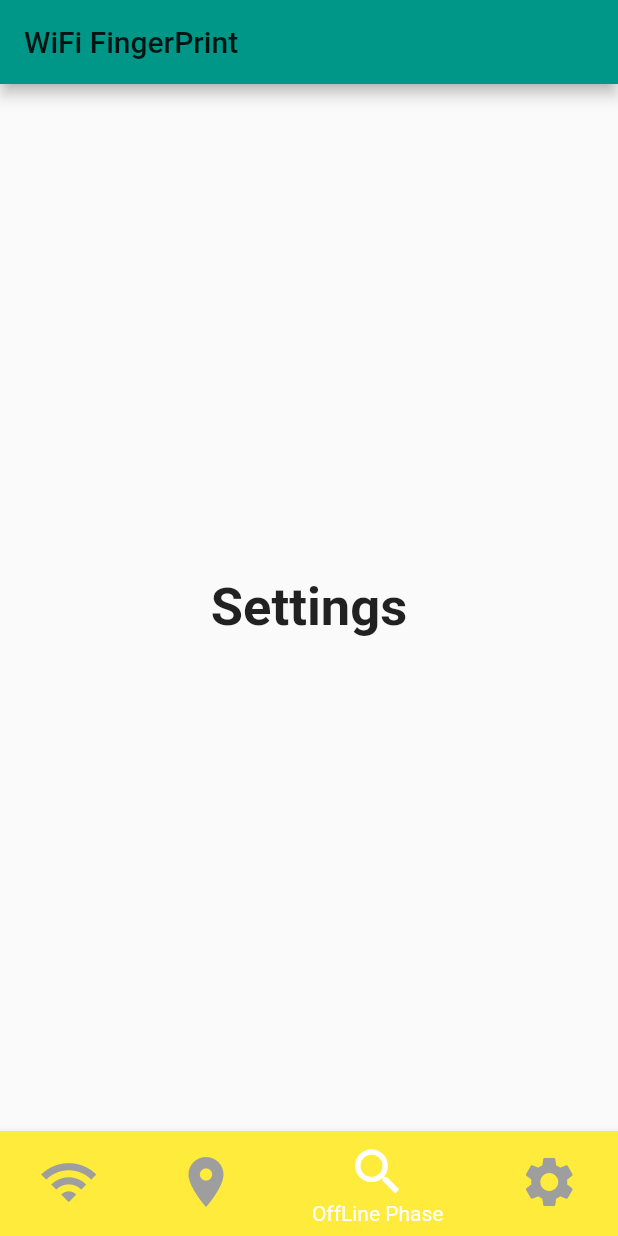
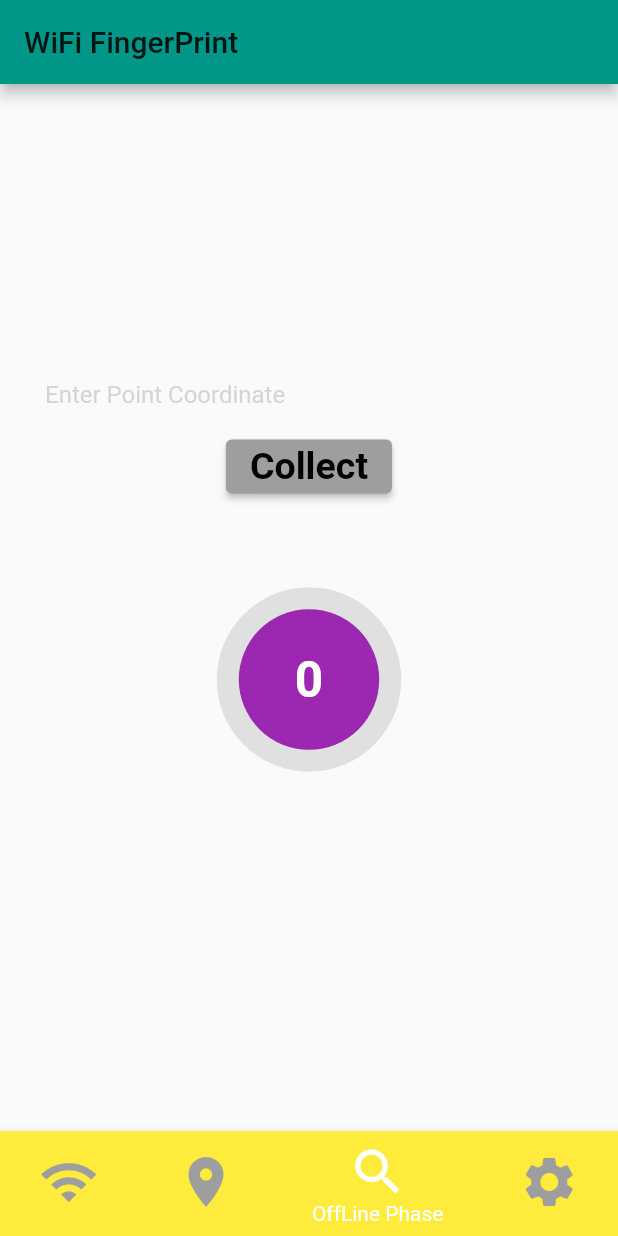
Before and after one commit to zeinab-sheikhi/wifi-fingerprint-positioning-frontend, a Flutter app: the screen it shows after launch, item 3 of the bottom bar chosen, on a phone screen of 412 x 824 dp. Run offline on Flutter 3.47's test engine with Material 2 defaults, Android fonts, the phone set to English and light mode, and no system bars; drawn by our look-alikes of circular_countdown_timer; missing offline and left inert: wifi_scan_plugin.

Commit message:
Offline Phase Completed

```diff
--- a/lib/home.dart
+++ b/lib/home.dart
@@ -1,6 +1,7 @@
 import 'package:access_point/views/tabs/offline_phase_tab.dart';
 import 'package:access_point/views/tabs/wifi_scanner_tab.dart';
 import 'package:flutter/material.dart';
+
 
 class Home extends StatefulWidget {
   @override
@@ -12,7 +13,7 @@ class _HomeState extends State<Home> {
   final List<Widget> _options = <Widget>[
     WiFiScannerTab(),
     Text('OnLine Phase', style: TextStyle(fontSize: 35, fontWeight: FontWeight.bold)),
-    // OfflinePhaseTab(),
+    OfflinePhaseTab(),
     Text('Settings', style: TextStyle(fontSize: 35, fontWeight: FontWeight.bold)),
   ];
   void _onItemTap(int index) {
@@ -63,4 +64,6 @@ class _HomeState extends State<Home> {
       ),
     );
   }
+  // Future<bool> requestPermission() async {
+  // }
 }
--- a/lib/model/access_point.dart
+++ b/lib/model/access_point.dart
@@ -1,13 +1,13 @@
 class AccessPoint {
 
-  final String BSSID;
-  final int averageRSSI;
+  final String SSID;
+  final List<dynamic> RSSIs;
 
-  AccessPoint(this.BSSID, this.averageRSSI);
+  AccessPoint(this.SSID, this.RSSIs);
 
   Map toJson() => {
-  'BSSID': BSSID,
-  'averageRSSI': averageRSSI
+  'SSID': SSID,
+  'RSSIs': RSSIs
   };
 
 }
--- a/lib/model/point.dart
+++ b/lib/model/point.dart
@@ -2,17 +2,15 @@ import 'access_point.dart';
 
 class Point {
 
-  final int xCoordinate;
-  final int yCoordinate;
+  final String pointCoordinate;
   final List<AccessPoint> accessPoints;
 
-  Point(this.xCoordinate, this.yCoordinate, this.accessPoints);
+  Point(this.pointCoordinate, this.accessPoints);
 
   Map toJson() {
 
     return {
-      'x': xCoordinate,
-      'y': yCoordinate,
+      'location': pointCoordinate,
       'signals_value': accessPoints
     };
   }
--- a/lib/views/tabs/offline_phase_tab.dart
+++ b/lib/views/tabs/offline_phase_tab.dart
@@ -1,185 +1,156 @@
-// import 'dart:convert';
-// import 'dart:ui';
-// import 'dart:async';
-//
-//
-// import 'package:access_point/main.dart';
-// import 'package:access_point/model/access_point.dart';
-// import 'package:access_point/model/point.dart';
-// import 'package:flutter/material.dart';
-// import 'package:http/http.dart';
-// import 'package:wifi_scan_plugin/wifi_scan_plugin.dart';
-// import 'package:circular_countdown_timer/circular_countdown_timer.dart';
-//
-//
-//
-// class OfflinePhaseTab extends StatefulWidget {
-//   @override
-//   _OfflinePhaseTabState createState() => _OfflinePhaseTabState();
-// }
-//
-// class _OfflinePhaseTabState extends State<OfflinePhaseTab> {
-//
-//   final xCoordinateController = TextEditingController();
-//   final yCoordinateController = TextEditingController();
-//   final String url = 'http://192.168.1.2:3005/v1/accesspoint/add';
-//   final Map<String, String> headers = {"Content-type": "application/json"};
-//   List<int> rssiValues = [];
-//   CountDownController _controller = CountDownController();
-//   final sampleTime = Duration(milliseconds: 100);
-//   int _duration = 20;
-//   Timer _timer;
-//   bool isStopped; //global
-//   int sum = 0;
-//   String wifiSSID = "";
-//   int level = 0;
-//   int average = 0;
-//   List<WifiResult> scanResultList = [];
-//
-//   @override
-//   void initState() {
-//     super.initState();
-//   }
-//
-//   @override
-//   Widget build(BuildContext context) {
-//
-//     return Scaffold(
-//       body: Column(
-//         mainAxisAlignment: MainAxisAlignment.center,
-//         children: [
-//           Padding(
-//             padding: const EdgeInsets.symmetric(horizontal: 30.0),
-//             child: TextField(
-//               decoration: InputDecoration(
-//                   border: InputBorder.none, hintText: 'Enter X Coordinate'),
-//               keyboardType: TextInputType.number,
-//               controller: xCoordinateController,
-//             ),
-//           ),
-//           Padding(
-//             padding: const EdgeInsets.symmetric(horizontal: 30.0),
-//             child: TextField(
-//               decoration: InputDecoration(
-//                   border: InputBorder.none, hintText: 'Enter Y Coordinate'),
-//               keyboardType: TextInputType.number,
-//               controller: yCoordinateController,
-//             ),
-//           ),
-//           FlatButton(
-//             onPressed: () {resetTimer();},
-//             child: Text(
-//               'Collect',
-//               style: TextStyle(
-//                   fontWeight: FontWeight.bold,
-//                   fontSize: MyApp.EXTRA_LARGE_TITLE_FONT()),
-//             ),
-//             color: Colors.orangeAccent,
-//             textColor: Colors.white,
-//             shape: RoundedRectangleBorder(
-//                 borderRadius: BorderRadius.circular(18.0),
-//                 side: BorderSide(color: Colors.deepOrange)),
-//           ),
-//           Padding(
-//             padding: const EdgeInsets.all(15.0),
-//             child: CircularCountDownTimer(
-//               onStart: () {
-//                 print('Start Called');
-//                 startTimer();
-//               },
-//               onComplete: () {
-//                 setState(() {
-//                   isStopped = true;
-//                   _timer.cancel();
-//                   collectAccessPoints();
-//                 });
-//                 print('Finish Called');
-//               },
-//               duration: _duration,
-//               initialDuration: 0,
-//               controller: _controller,
-//               width: MediaQuery.of(context).size.width / 4,
-//               height: MediaQuery.of(context).size.height / 4,
-//               ringColor: Colors.grey[300],
-//               ringGradient: null,
-//               fillColor: Colors.purpleAccent[100],
-//               fillGradient: null,
-//               backgroundColor: Colors.purple[500],
-//               backgroundGradient: null,
-//               strokeWidth: 20.0,
-//               strokeCap: StrokeCap.round,
-//               textStyle: TextStyle(
-//                   fontSize: 33.0, color: Colors.white, fontWeight: FontWeight.bold),
-//               textFormat: CountdownTextFormat.S,
-//               isReverse: false,
-//               isReverseAnimation: false,
-//               isTimerTextShown: true,
-//               autoStart: false,
-//             ),
-//           ),
-//           Table(
-//             children: [
-//               TableRow(children: [Text('SSID'), Text('Current RSSI'), Text('Avergae RSSI')]),
-//               TableRow(children: [Text('$wifiSSID'), Text('$level'), Text('$average')]),
-//             ],
-//           ),
-//         ],
-//       ),
-//     );
-//   }
-//
-//   void collectAccessPoints() async {
-//
-//     List<AccessPoint> accessPoints = [];
-//
-//     int x = int.parse(xCoordinateController.text);
-//     int y = int.parse(yCoordinateController.text);
-//     String ssid = await Wifi.bssid;
-//
-//     for(int i in rssiValues) {
-//       sum = sum + i;
-//     }
-//     average = sum ~/ rssiValues.length;
-//
-//     AccessPoint _accessPoint =  new AccessPoint(ssid, average);
-//     accessPoints.add(_accessPoint);
-//
-//
-//     Point _point = new Point(x, y, accessPoints);
-//     String json = jsonEncode(_point);
-//     print(json);
-//     Response response = await post(url, headers: headers, body: json);
-//     int statusCode = response.statusCode;
-//     String body = response.body;
-//
-//     print(statusCode);
-//     print(body);
-//     print(rssiValues.length);
-//   }
-//   void startTimer() {
-//     _timer = new Timer.periodic(
-//       sampleTime, (Timer timer)
-//     {
-//       if(isStopped == false)
-//         collectBSSID();
-//       else
-//         timer.cancel();
-//     },
-//     );
-//   }
-//   void resetTimer() {
-//     setState(() {
-//       isStopped = false;
-//       rssiValues.clear();
-//       sum = 0;
-//       _controller.restart();
-//     });
-//   }
-//
-//   void collectBSSID() async {
-//
-//      level = await Wifi.level;
-//      wifiSSID = await Wifi.ssid;
-//     rssiValues.add(level);
-//   }
-// }
+import 'dart:convert';
+import 'dart:ui';
+import 'dart:async';
+
+
+import 'package:access_point/main.dart';
+import 'package:access_point/model/access_point.dart';
+import 'package:access_point/model/point.dart';
+import 'package:flutter/material.dart';
+// ignore: import_of_legacy_library_into_null_safe
+import 'package:http/http.dart';
+// ignore: import_of_legacy_library_into_null_safe
+import 'package:wifi_scan_plugin/wifi_scan_plugin.dart';
+// ignore: import_of_legacy_library_into_null_safe
+import 'package:circular_countdown_timer/circular_countdown_timer.dart';
+
+
+
+class OfflinePhaseTab extends StatefulWidget {
+  @override
+  _OfflinePhaseTabState createState() => _OfflinePhaseTabState();
+}
+
+class _OfflinePhaseTabState extends State<OfflinePhaseTab> {
+
+  final pointCoordinateController = TextEditingController();
+  final String url = 'http://192.168.1.4:3005/v1/accesspoint/add';
+  final Map<String, String> headers = {"Content-type": "application/json"};
+  CountDownController _controller = CountDownController();
+  final sampleTime = Duration(milliseconds: 1000);
+  int _duration = 20;
+  late Timer _timer;
+  late bool isStopped; //global
+  var accessPoints;
+  List<AccessPoint> accessPointsList = [];
+  var accessPointMap = <dynamic, List<dynamic>>{};
+
+  @override
+  void initState() {
+    super.initState();
+  }
+
+  @override
+  Widget build(BuildContext context) {
+
+    return Scaffold(
+      body: Column(
+        mainAxisAlignment: MainAxisAlignment.center,
+        children: [
+          Padding(
+            padding: const EdgeInsets.symmetric(horizontal: 30.0),
+            child: TextField(
+              decoration: InputDecoration(
+                  border: InputBorder.none, hintText: 'Enter Point Coordinate'),
+              keyboardType: TextInputType.text,
+              controller: pointCoordinateController,
+            ),
+          ),
+
+          ElevatedButton(
+            onPressed: () {resetTimer();},
+            child: Text(
+              'Collect',
+              style: TextStyle(
+                  fontWeight: FontWeight.bold,
+                  fontSize: MyApp.EXTRA_LARGE_TITLE_FONT()),
+            ),
+          ),
+          Padding(
+            padding: const EdgeInsets.all(15.0),
+            child: CircularCountDownTimer(
+              onStart: () {
+                startTimer();
+              },
+              onComplete: () {
+                completeAction();
+                postToServer(accessPointsList);
+                setState(() {
+                  isStopped = true;
+                  _timer.cancel();
+                  accessPoints = {};
+                  accessPointsList = [];
+                  accessPointMap = {};
+                });
+              },
+              duration: _duration,
+              initialDuration: 0,
+              controller: _controller,
+              width: MediaQuery.of(context).size.width / 4,
+              height: MediaQuery.of(context).size.height / 4,
+              ringColor: Colors.grey[300],
+              ringGradient: null,
+              fillColor: Colors.purpleAccent[100],
+              fillGradient: null,
+              backgroundColor: Colors.purple[500],
+              backgroundGradient: null,
+              strokeWidth: 20.0,
+              strokeCap: StrokeCap.round,
+              textStyle: TextStyle(
+                  fontSize: 33.0, color: Colors.white, fontWeight: FontWeight.bold),
+              textFormat: CountdownTextFormat.S,
+              isReverse: false,
+              isReverseAnimation: false,
+              isTimerTextShown: true,
+              autoStart: false,
+            ),
+          ),
+        ],
+      ),
+    );
+  }
+
+  void collectAccessPoints() async {
+
+    accessPoints = await Wifi.accessPoints;
+    accessPoints.forEach(
+            (accessPointSSID, accessPointRSSIValues) {
+                accessPointMap.update(accessPointSSID,
+                        (value) => accessPointRSSIValues,
+                    ifAbsent: () => accessPointRSSIValues);
+    });
+  }
+  void completeAction() {
+    accessPointsList = accessPointMap.entries.map((entry) => AccessPoint(entry.key, entry.value)).toList();
+  }
+
+  Future<void> postToServer(List<AccessPoint> accessPointList) async {
+    String pointCoordinate = pointCoordinateController.text.toString();
+    Point _point = new Point(pointCoordinate, accessPointList);
+    String json = jsonEncode(_point);
+    print(json);
+    Response response = await post(url, headers: headers, body: json);
+    int statusCode = response.statusCode;
+    String body = response.body;
+  }
+  void startTimer() {
+    _timer = new Timer.periodic(
+      sampleTime, (Timer timer)
+    {
+      if(isStopped == false) {
+        collectAccessPoints();
+        Wifi.requestNewScan(false);
+      }
+      else
+        timer.cancel();
+    },
+    );
+  }
+  void resetTimer() {
+    setState(() {
+      Wifi.requestNewScan(true);
+      isStopped = false;
+      _controller.restart();
+    });
+  }
+}
```
Also changed, not shown: lib/views/tabs/wifi_scanner_tab.dart (+38 -16 lines), pubspec.yaml (+4 -5 lines), pubspec.lock.
